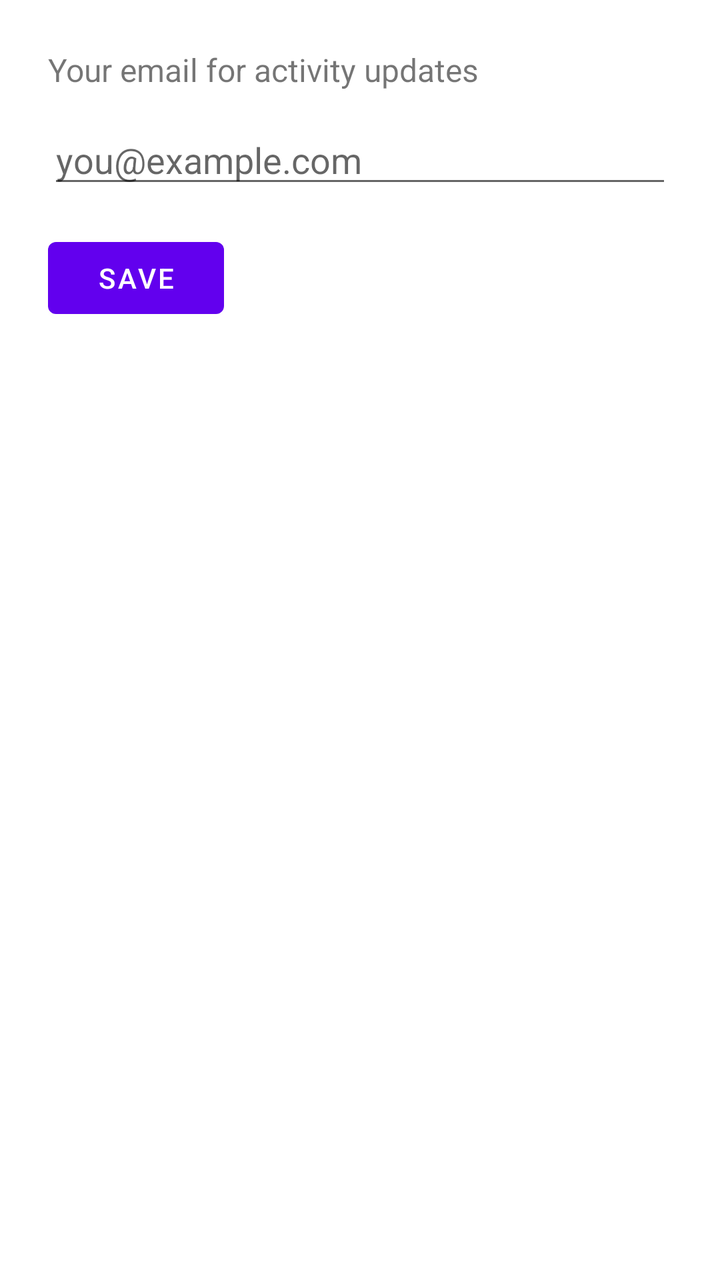
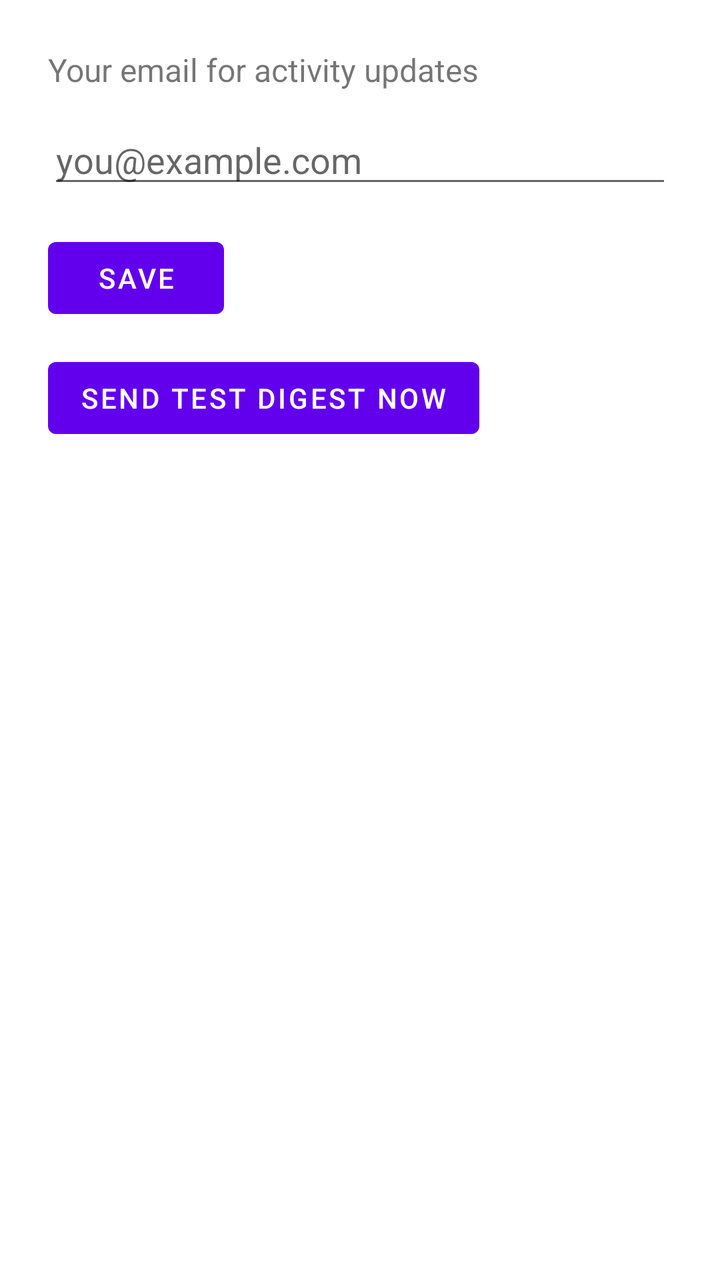

Two renders of the same Android screen: before a commit and after it. Below are the layout's source before the change and the commit's diff.
<!-- AndroidManifest.xml: application theme Theme.ActivityLog -->
<!-- res/layout/activity_email_settings.xml -->
<?xml version="1.0" encoding="utf-8"?>
<LinearLayout xmlns:android="http://schemas.android.com/apk/res/android"
    android:layout_width="match_parent"
    android:layout_height="match_parent"
    android:orientation="vertical"
    android:padding="24dp">

    <TextView
        android:layout_width="wrap_content"
        android:layout_height="wrap_content"
        android:text="Your email for activity updates"
        android:textSize="16sp"
        android:layout_marginBottom="12dp" />

    <EditText
        android:id="@+id/emailInput"
        android:layout_width="match_parent"
        android:layout_height="wrap_content"
        android:inputType="textEmailAddress"
        android:hint="you@example.com" />

    <Button
        android:id="@+id/saveButton"
        android:layout_width="wrap_content"
        android:layout_height="wrap_content"
        android:layout_marginTop="16dp"
        android:text="Save" />

</LinearLayout>
<!-- resources referenced by this layout -->
<resources>
  <style name="Theme.ActivityLog" parent="Theme.MaterialComponents.DayNight.NoActionBar" />
</resources>

<!-- the commit's change to res/layout/activity_email_settings.xml (unified diff, before → after) -->
@@ -26,4 +26,11 @@
         android:layout_marginTop="16dp"
         android:text="Save" />
 
+    <Button
+        android:id="@+id/testButton"
+        android:layout_width="wrap_content"
+        android:layout_height="wrap_content"
+        android:layout_marginTop="12dp"
+        android:text="Send Test Digest Now" />
+
 </LinearLayout>
